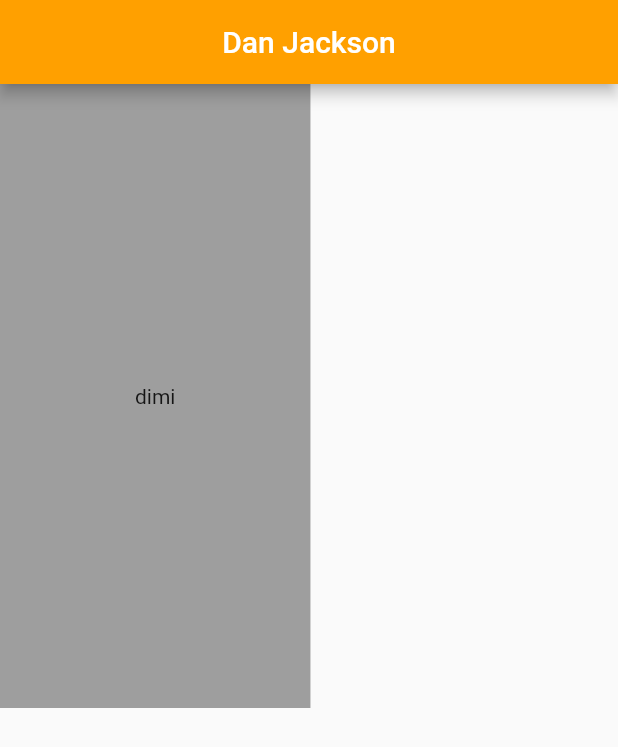
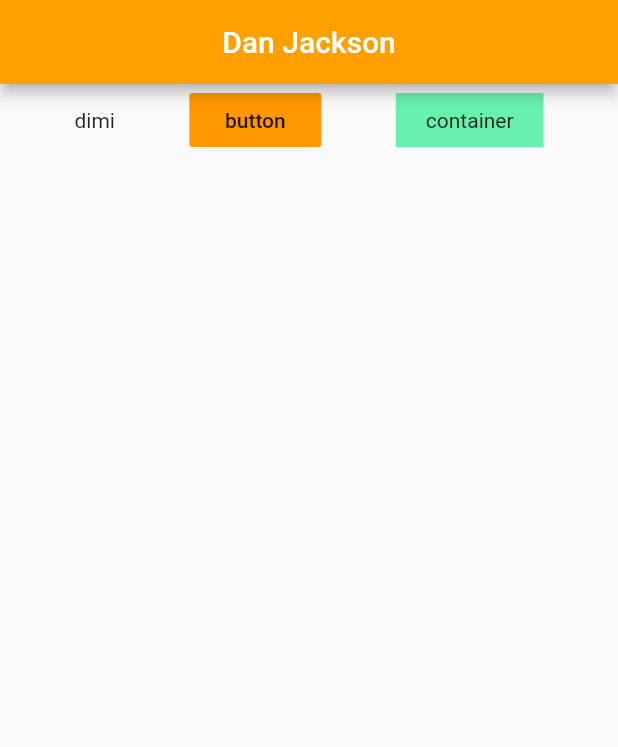
Before and after one commit to Georges47/flutter-app, a Flutter app: the screen it shows after launch, on a phone screen of 412 x 824 dp. Shown: the top 747 px of the screen. Run offline on Flutter 3.47's test engine with Material 2 defaults, Android fonts, the phone set to English and light mode, and no system bars.

Commit message:
The Row widget was tried with text, a button, and a container.

```diff
--- a/lib/main.dart
+++ b/lib/main.dart
@@ -1,3 +1,4 @@
+import 'package:flutter/cupertino.dart';
 import 'package:flutter/material.dart';
 
 void main() {
@@ -15,11 +16,24 @@ class Home extends StatelessWidget {
         centerTitle: true,
         backgroundColor: Colors.amber[700],
       ),
-      body: Container(
-        padding: EdgeInsets.symmetric(horizontal: 90.0, vertical: 200.0),
-        color: Colors.grey,
-        child: Text('dimi'),
-      ),
+      body: Row(
+        mainAxisAlignment: MainAxisAlignment.spaceEvenly,
+        crossAxisAlignment: CrossAxisAlignment.center,
+        children: <Widget>[
+          Text('dimi'),
+          FlatButton(
+            onPressed: () {},
+            child: Text('button'),
+            color: Colors.orange,
+          ),
+          Container(
+            color: Colors.greenAccent,
+            padding: EdgeInsets.symmetric(vertical: 10.0, horizontal: 20.0),
+            margin: EdgeInsets.symmetric(vertical: 0.0, horizontal: 0.0),
+            child: Text('container'),
+          )
+        ],
+      )
     );
   }
 }
```
